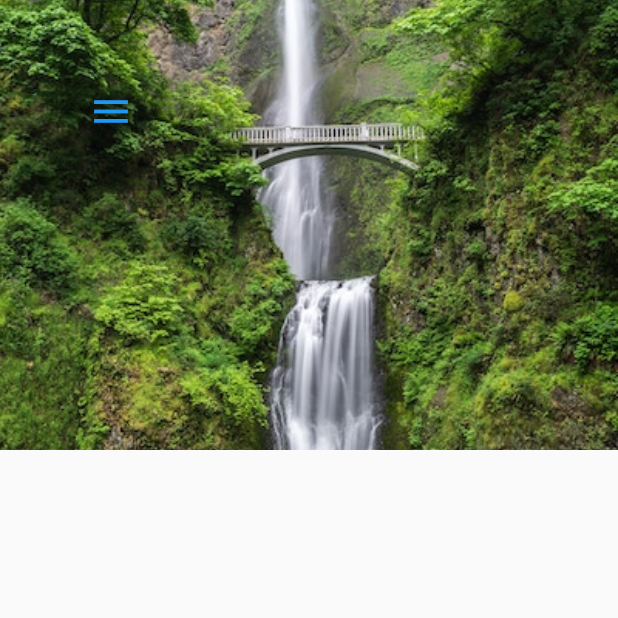
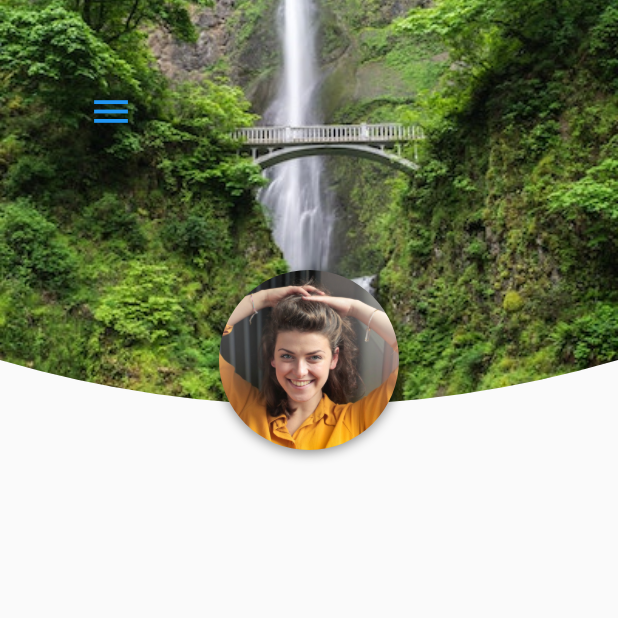
Before and after one commit to Allename/flutter_social_ui, a Flutter app: the ProfileScreen screen opened directly, on a phone screen of 412 x 824 dp, the top half of it. Run offline on Flutter 3.47's test engine with Material 2 defaults, Android fonts, the phone set to English and light mode, and no system bars.

Commit message:
feat: update

```diff
--- a/lib/screens/profile_screen.dart
+++ b/lib/screens/profile_screen.dart
@@ -1,6 +1,7 @@
 import 'package:flutter/material.dart';
 import 'package:flutter_social_ui/models/user_model.dart';
 import 'package:flutter_social_ui/widgets/custom_drawer.dart';
+import 'package:flutter_social_ui/widgets/profile_clipper.dart';
 
 class ProfileScreen extends StatefulWidget {
   final User user;
@@ -23,12 +24,16 @@ class _ProfileScreenState extends State<ProfileScreen> {
         child: Column(
           children: <Widget>[
             Stack(
+              alignment: Alignment.center,
               children: <Widget>[
-                Image(
-                  height: 300.0,
-                  width: double.infinity,
-                  image: AssetImage(widget.user.backgroundImageUrl),
-                  fit: BoxFit.cover,
+                ClipPath(
+                  clipper: ProfileClipper(),
+                  child: Image(
+                    height: 300.0,
+                    width: double.infinity,
+                    image: AssetImage(widget.user.backgroundImageUrl),
+                    fit: BoxFit.cover,
+                  ),
                 ),
                 Positioned(
                   top: 50.0,
@@ -53,6 +58,14 @@ class _ProfileScreenState extends State<ProfileScreen> {
                         ),
                       ],
                     ),
+                    child: ClipOval(
+                      child: Image(
+                        height: 120.0,
+                        width: 120.0,
+                        image: AssetImage(widget.user.profileImageUrl),
+                        fit: BoxFit.cover,
+                      ),
+                    ),
                   ),
                 ),
               ],
--- /dev/null
+++ b/lib/widgets/profile_clipper.dart
@@ -0,0 +1,25 @@
+import 'package:flutter/material.dart';
+
+class ProfileClipper extends CustomClipper<Path> {
+  @override
+  Path getClip(Size size) {
+    Path path = Path();
+    path.lineTo(0, 4 * size.height / 5);
+    Offset curvePoint = Offset(size.width / 2, size.height);
+    Offset endPoint = Offset(size.width, 4 * size.height / 5);
+    path.quadraticBezierTo(
+      curvePoint.dx,
+      curvePoint.dy,
+      endPoint.dx,
+      endPoint.dy,
+    );
+    path.lineTo(size.width, 0);
+    path.close();
+    return path;
+  }
+
+  @override
+  bool shouldReclip(covariant CustomClipper<Path> oldClipper) {
+    return false;
+  }
+}
```
